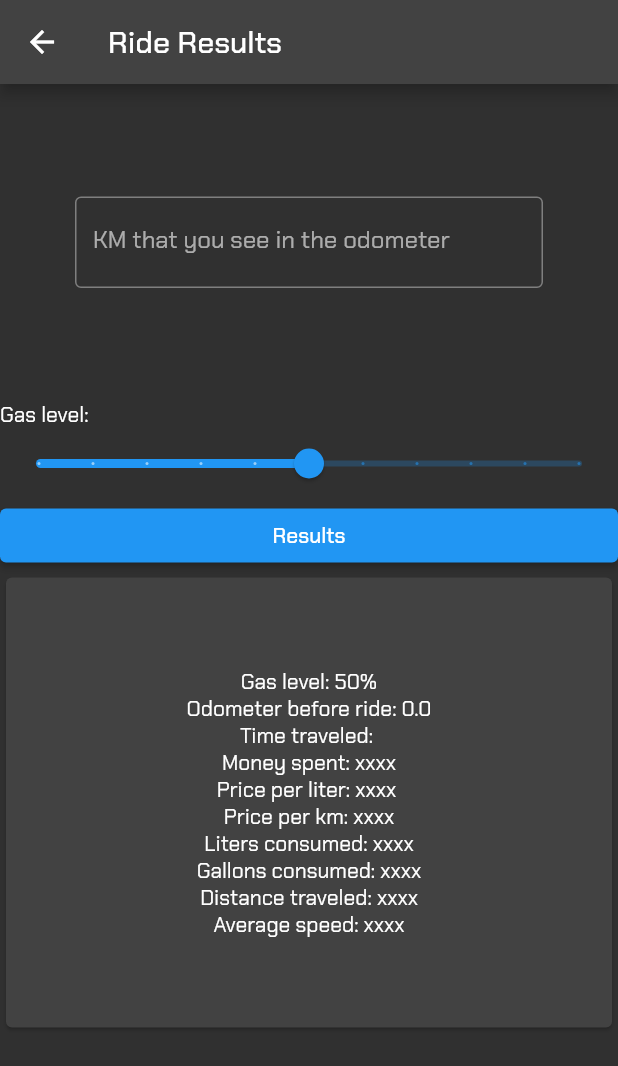
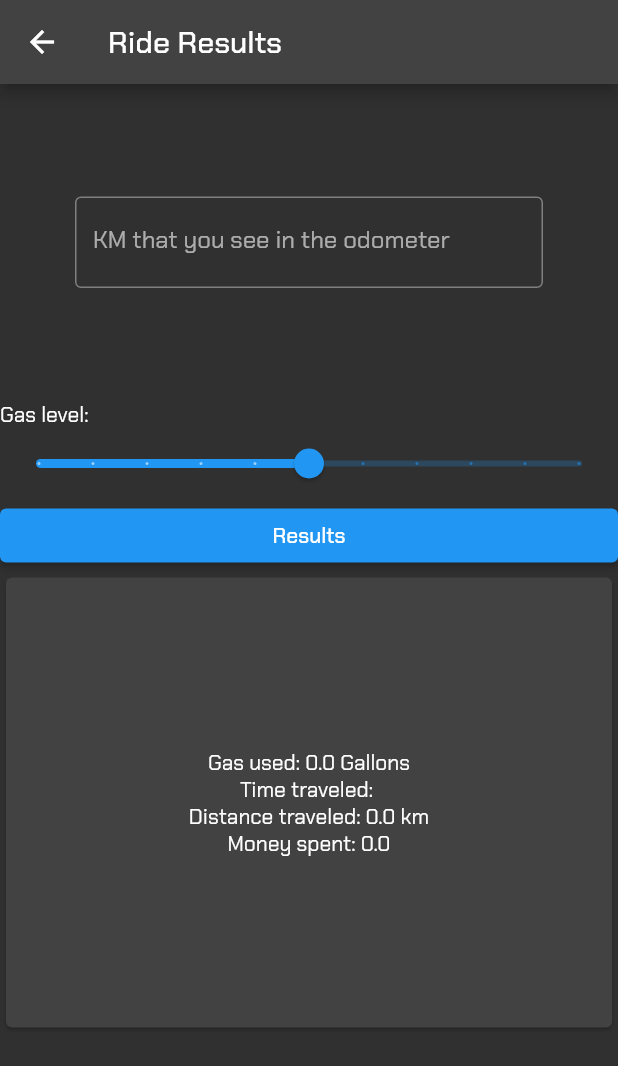
Before and after one commit to navirobayo/venom, a Flutter app: the ResultsScreen screen opened directly with empty values, after a tap on "Results", on a phone screen of 412 x 824 dp. Shown: the top 1066 px of the screen. Run offline on Flutter 3.47's test engine with Material 2 defaults, Android fonts, the phone set to English and light mode, and no system bars; our stand-ins replace circular_countdown_timer, flutter_time_picker_spinner, google_fonts, sqflite; accounts and stored records are empty.

Commit message:
Final Screen. Interface

```diff
--- a/venom/lib/presentation/results_screen/results_screen.dart
+++ b/venom/lib/presentation/results_screen/results_screen.dart
@@ -1,4 +1,5 @@
 import 'package:flutter/material.dart';
+import 'package:venom/components/database_helper.dart';
 
 class ResultsScreen extends StatefulWidget {
   final String timeTraveled;
@@ -18,6 +19,29 @@ class ResultsScreen extends StatefulWidget {
 
 class _ResultsScreenState extends State<ResultsScreen> {
   double _gasLevel2 = 0.5;
+  final _odometer2Controller = TextEditingController();
+  double _distanceTravelled = 0.0;
+  double gasUsed = 0.0;
+  double gasPrice = 0.0;
+
+  void calculateDistanceTravelled() {
+    final double odometer2 = double.parse(_odometer2Controller.text);
+    _distanceTravelled = odometer2 - widget.odometer1;
+  }
+
+  Future<void> calculateGasUsed() async {
+    final fuelCapacity = await getFuelCapacityFromDatabase();
+    setState(() {
+      gasUsed = (_gasLevel2 - widget.gasLevel1) * fuelCapacity!;
+    });
+  }
+
+  Future<void> calculateGasPrice() async {
+    final fuelPrice = await getFuelPriceFromDatabase() ?? 0;
+    setState(() {
+      gasPrice = gasUsed! * fuelPrice;
+    });
+  }
 
   @override
   Widget build(BuildContext context) {
@@ -30,10 +54,11 @@ class _ResultsScreenState extends State<ResultsScreen> {
           const SizedBox(
             height: 25,
           ),
-          const Padding(
-            padding: EdgeInsets.all(50.0),
+          Padding(
+            padding: const EdgeInsets.all(50.0),
             child: TextField(
-              decoration: InputDecoration(
+              controller: _odometer2Controller,
+              decoration: const InputDecoration(
                 border: OutlineInputBorder(),
                 labelText: 'KM that you see in the odometer',
               ),
@@ -66,7 +91,9 @@ class _ResultsScreenState extends State<ResultsScreen> {
           Expanded(
             child: ElevatedButton(
               onPressed: () {
-                // Function that adds the KM in odometer from the TextInput
+                calculateDistanceTravelled();
+                calculateGasUsed();
+                calculateGasPrice();
                 setState(() {});
               },
               child: const Text("Results"),
@@ -79,19 +106,14 @@ class _ResultsScreenState extends State<ResultsScreen> {
               child: Column(
                 mainAxisAlignment: MainAxisAlignment.center,
                 children: [
-                Text("Gas level: ${(_gasLevel2 * 100).round()}%"),
-                Text('Odometer before ride: ${widget.odometer1}'),
+                  Text("Gas used: $gasUsed Gallons"),
                   Text("Time traveled: ${widget.timeTraveled}"),
-                Text('Money spent: xxxx'),
-                Text('Price per liter: xxxx '),
-                Text('Price per km: xxxx'),
-                Text('Liters consumed: xxxx'),
-                Text('Gallons consumed: xxxx'),
-                Text('Distance traveled: xxxx'),
-                Text('Average speed: xxxx'),
+                  Text('Distance traveled: $_distanceTravelled km'),
+                  Text('Money spent: $gasPrice'),
                 ],
               ),
-          )),
+            ),
+          ),
         ],
       ),
     );
```
Also changed, not shown: venom/lib/components/database_helper.dart (+14 -20 lines). Lines whose indentation alone changed are shown as unchanged.
